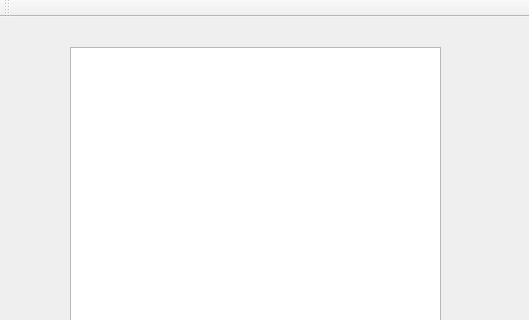
The window that mainwindow.ui (akademik2607/geekQtRedaktor) describes before a commit, drawn with Qt 5; both pictures show x 0 to 529 and y 0 to 320 of the 529 by 460 pixel window.
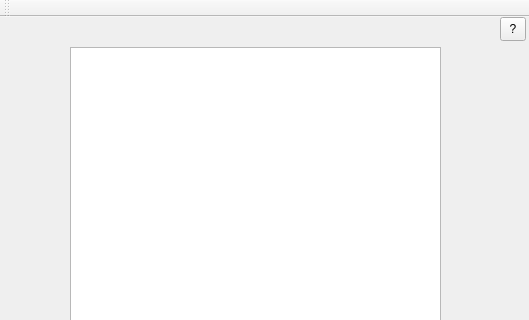
The same window after the commit.

Commit message: Добавлена кнопка, которая вызывает файл с описанием программы из ресурсов.

Patch:
```diff
--- a/mainwindow.ui
+++ b/mainwindow.ui
@@ -24,6 +24,19 @@
      </rect>
     </property>
    </widget>
+   <widget class="QToolButton" name="discriptionOfProgramButton">
+    <property name="geometry">
+     <rect>
+      <x>500</x>
+      <y>0</y>
+      <width>26</width>
+      <height>24</height>
+     </rect>
+    </property>
+    <property name="text">
+     <string>?</string>
+    </property>
+   </widget>
   </widget>
   <widget class="QMenuBar" name="menuBar">
    <property name="geometry">
```
Left out of the diff: 2 changed lines with no effect on the pictures. The commit also changes 5 other files.
